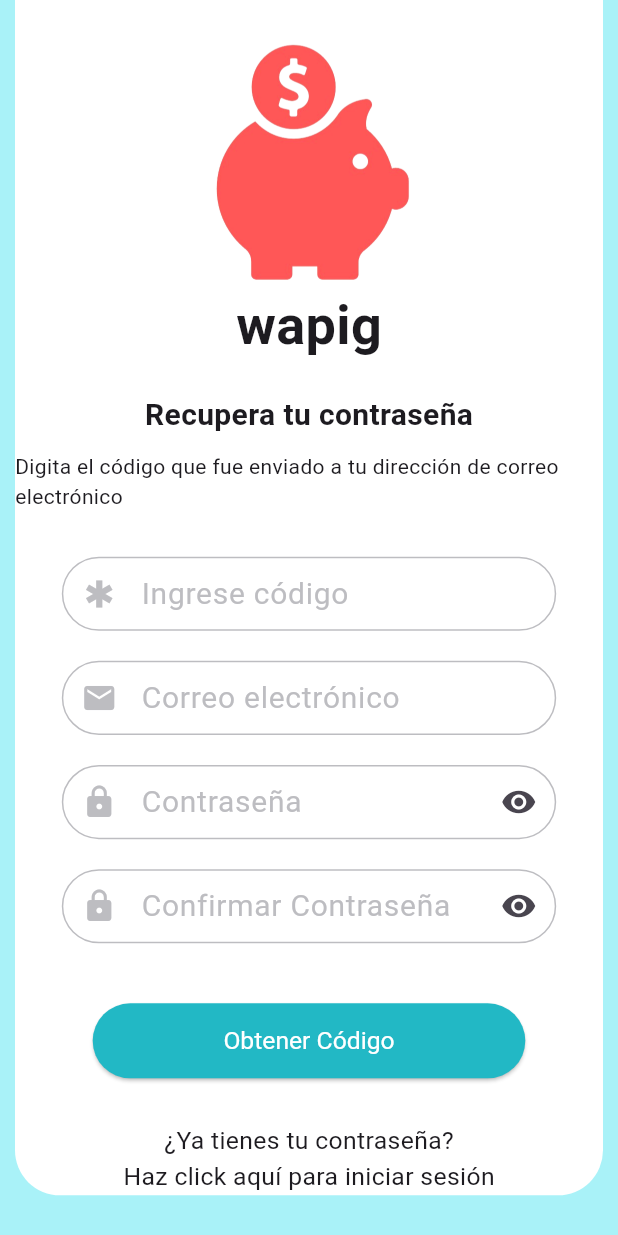
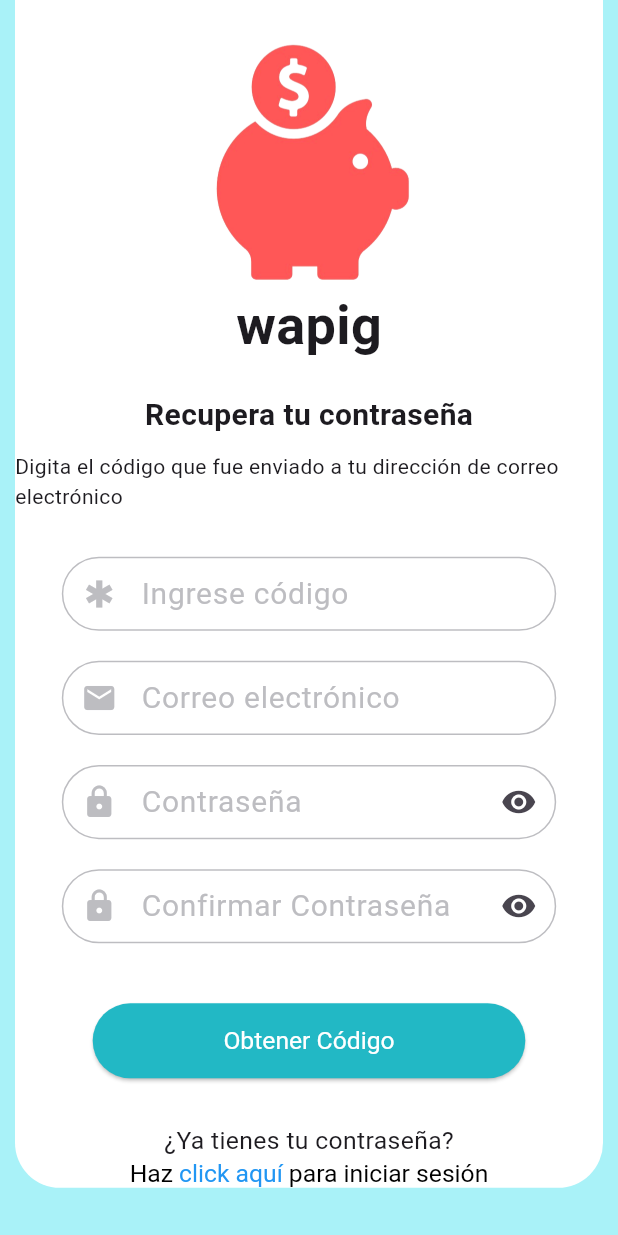
Before and after one commit to softdimo/wapig, a Flutter app: the RecuperarPwScreen2 screen opened directly, scrolled down 213 dp, on a phone screen of 412 x 824 dp. Run offline on Flutter 3.47's test engine with Material 3 defaults, Android fonts, the phone set to English and light mode, and no system bars; Roboto replaces fonts that are missing (Sansita).

Commit message:
en la segunda  pantalla de recuperar clave, se implementa el color azul y funcionalidad de llevar a la pantalla del LoginScreen en la frase 'click aquí'

```diff
--- a/lib/presentation/screens/recuperar_pw_screen2.dart
+++ b/lib/presentation/screens/recuperar_pw_screen2.dart
@@ -1,7 +1,9 @@
 import 'package:flutter/material.dart';
+import 'package:wapig/presentation/screens/login.dart';
 import 'package:wapig/presentation/widgets/input_generic/input_generic.dart';
 import 'package:wapig/presentation/widgets/input_generic/input_generic_password.dart';
 import 'package:wapig/presentation/widgets/single_button/single_button.dart';
+import 'package:flutter/gestures.dart';
 
 class RecuperarPwScreen2 extends StatefulWidget {
   const RecuperarPwScreen2({super.key});
@@ -165,16 +167,36 @@ class _RecuperarPwScreenState2 extends State<RecuperarPwScreen2> {
                 ),
               ),
 
-              // =====================================
-
-              // Texto de "Haz click aquí para iniciar sesión"
-              Text(
-                'Haz click aquí para iniciar sesión',
-                style: TextStyle(
-                  fontSize: size.height * 0.02,
-                  fontFamily: 'Sansita',
+              RichText(
+                text: TextSpan(
+                  style: TextStyle(
+                    fontSize: size.height * 0.02,
+                    fontFamily: 'Sansita',
+                    color: Colors.black, // Color por defecto para el texto
+                  ),
+                  children: [
+                    const TextSpan(
+                      text: 'Haz ',
+                    ),
+                    TextSpan(
+                      text: 'click aquí',
+                      style: const TextStyle(
+                        color: Colors.blue, // Color azul para "click aquí"
+                      ),
+                      recognizer: TapGestureRecognizer()
+                      ..onTap = () {
+                        Navigator.push(
+                          context,
+                          MaterialPageRoute(builder: (context) => const LoginScreen()),
+                        );
+                      },
+                    ),
+                    const TextSpan(
+                      text: ' para iniciar sesión',
+                    ),
+                  ],
                 ),
-              ),
+              )
             ],
           ),
         ),
```
